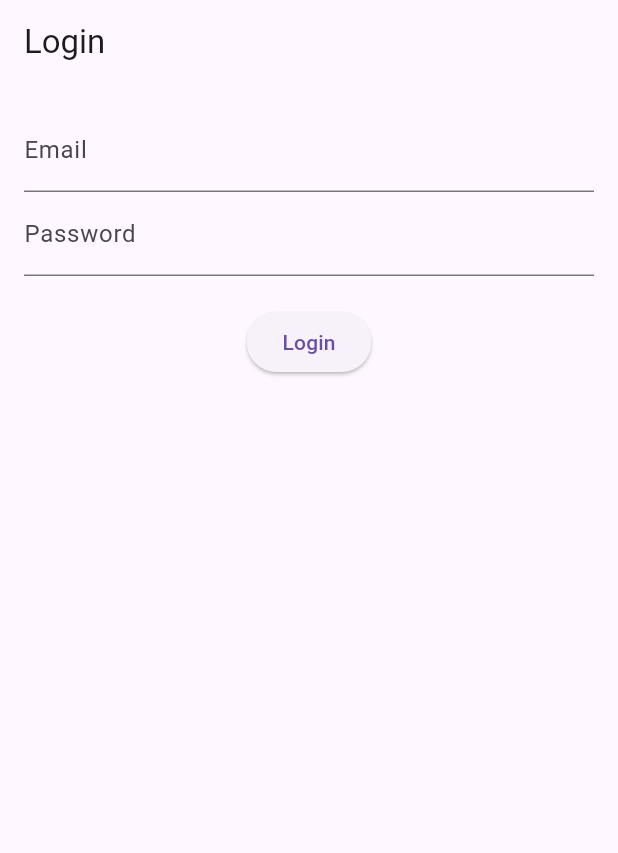
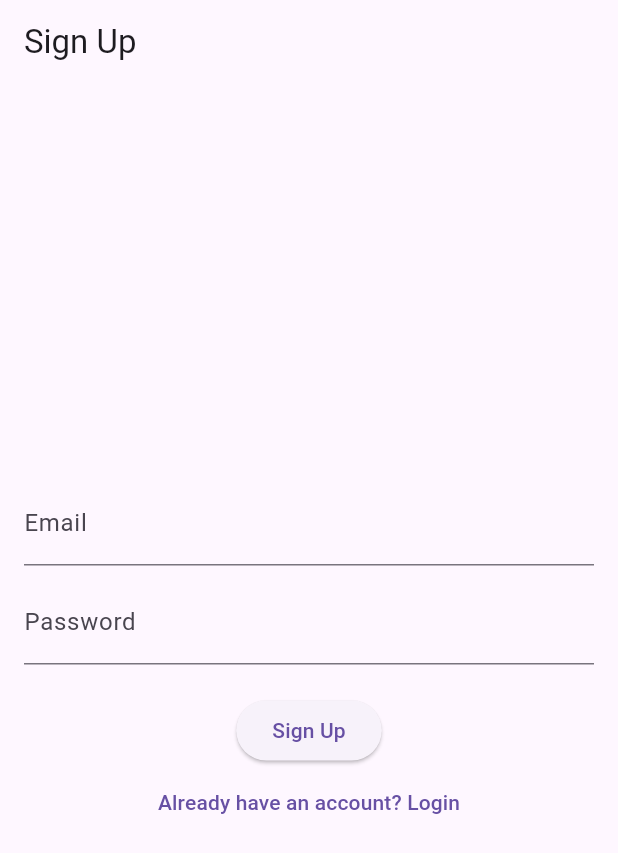
Before and after one commit to komnut/moneymemo, a Flutter app: the screen it shows after launch, on a phone screen of 412 x 824 dp. Shown: the top 853 px of the screen. Run offline on Flutter 3.47's test engine with Material 3 defaults, Android fonts, the phone set to English and light mode, and no system bars; our stand-ins replace cloud_firestore, firebase_auth, firebase_core; accounts and stored records are empty.

Commit message:
Add signup Screen

```diff
--- a/lib/main.dart
+++ b/lib/main.dart
@@ -2,7 +2,7 @@ import 'package:firebase_auth/firebase_auth.dart';
 import 'package:firebase_core/firebase_core.dart';
 import 'package:flutter/material.dart';
 import 'package:money_memo/screens/main_screen.dart';
-import 'package:money_memo/screens/login_screen.dart';
+import 'package:money_memo/screens/signup_screen.dart';
 import 'package:money_memo/services/auth_service.dart';
 import 'package:provider/provider.dart';
 
@@ -20,7 +20,7 @@ class MyApp extends StatelessWidget {
     return StreamProvider<User?>(
       create: (_) => AuthService().userChanges,
       initialData: null,
-      child: const MaterialApp(
+      child: MaterialApp(
         home: AuthWrapper(),
       ),
     );
@@ -29,21 +29,22 @@ class MyApp extends StatelessWidget {
 
 // ตรวจสอบว่าให้ไปหน้าล็อกอินหรือหน้า MainScreen
 class AuthWrapper extends StatelessWidget {
-  const AuthWrapper({super.key});
-
   @override
   Widget build(BuildContext context) {
-    final user = Provider.of<User?>(context);
+    final user = Provider.of<User?>(context); // รับค่าจาก StreamProvider
+
+    print('User status: $user'); // ตรวจสอบว่าค่า User ที่ได้เป็น null หรือไม่
 
     if (user != null) {
       return MainScreen(
-          username:
-              user.email ?? 'Unknown'); // ส่ง username // ผู้ใช้ล็อกอินแล้ว
+          username: user.email ?? 'Unknown'); // ถ้ามีผู้ใช้ล็อกอินแล้ว
     } else {
-      return const LoginScreen(); // ผู้ใช้ยังไม่ได้ล็อกอิน
+      return SignUpScreen(); // ถ้าไม่มีผู้ใช้ให้ไปที่หน้า LoginScreฑen
     }
   }
 }
+
+
 
 
 // import 'package:firebase_core/firebase_core.dart';
--- a/lib/screens/main_screen.dart
+++ b/lib/screens/main_screen.dart
@@ -13,8 +13,9 @@ class MainScreen extends StatelessWidget {
 
   @override
   Widget build(BuildContext context) {
+    print('username : $username');
     return Scaffold(
-      appBar: const AppbarWidget(title: 'Money Memo'),
+      appBar: AppbarWidget(title: 'Welcome, $username'), // แสดงชื่อผู้ใช้
       body: StreamBuilder<List<Memo>>(
         stream: FirestoreService().getUserMemos(username),
         builder: (context, snapshot) {
@@ -54,7 +55,7 @@ class MainScreen extends StatelessWidget {
                       MaterialPageRoute(
                         builder: (context) => EditFormScreen(
                           username: username,
-                          memoId: snapshot.data![index].id, // ส่ง memoId
+                          memoId: snapshot.data![index].id,
                           subject: memo.subject,
                           money: memo.money,
                           provider: memo.provider,
--- /dev/null
+++ b/lib/screens/signup_screen.dart
@@ -0,0 +1,104 @@
+import 'package:flutter/material.dart';
+import 'package:money_memo/services/auth_service.dart';
+import 'login_screen.dart';
+import 'main_screen.dart';
+
+class SignUpScreen extends StatefulWidget {
+  const SignUpScreen({super.key});
+
+  @override
+  _SignUpScreenState createState() => _SignUpScreenState();
+}
+
+class _SignUpScreenState extends State<SignUpScreen> {
+  final _authService = AuthService();
+  final _emailController = TextEditingController();
+  final _passwordController = TextEditingController();
+  bool _isLoading = false; // แสดงสถานะกำลังโหลด
+
+  // ฟังก์ชันสมัครสมาชิก
+  Future<void> _signUp() async {
+    setState(() => _isLoading = true);
+
+    final email = _emailController.text.trim();
+    final password = _passwordController.text.trim();
+
+    try {
+      final user = await _authService.registerWithEmail(email, password);
+      if (user != null) {
+        // ถ้าสมัครสำเร็จ ไปที่หน้า MainScreen พร้อมชื่อผู้ใช้
+        Navigator.pushReplacement(
+          context,
+          MaterialPageRoute(
+            builder: (context) => MainScreen(username: user.email ?? 'User'),
+          ),
+        );
+      } else {
+        _showErrorDialog('Sign Up failed. Please try again.');
+      }
+    } catch (e) {
+      _showErrorDialog(e.toString());
+    } finally {
+      setState(() => _isLoading = false);
+    }
+  }
+
+  // แสดงข้อความแจ้งข้อผิดพลาด
+  void _showErrorDialog(String message) {
+    showDialog(
+      context: context,
+      builder: (context) => AlertDialog(
+        title: const Text('Error'),
+        content: Text(message),
+        actions: [
+          TextButton(
+            onPressed: () => Navigator.of(context).pop(),
+            child: const Text('OK'),
+          ),
+        ],
+      ),
+    );
+  }
+
+  @override
+  Widget build(BuildContext context) {
+    return Scaffold(
+      appBar: AppBar(title: const Text('Sign Up')),
+      body: Padding(
+        padding: const EdgeInsets.all(16.0),
+        child: Column(
+          mainAxisAlignment: MainAxisAlignment.center,
+          children: [
+            TextField(
+              controller: _emailController,
+              decoration: const InputDecoration(labelText: 'Email'),
+              keyboardType: TextInputType.emailAddress,
+            ),
+            const SizedBox(height: 10),
+            TextField(
+              controller: _passwordController,
+              decoration: const InputDecoration(labelText: 'Password'),
+              obscureText: true,
+            ),
+            const SizedBox(height: 20),
+            _isLoading
+                ? const CircularProgressIndicator()
+                : ElevatedButton(
+                    onPressed: _signUp,
+                    child: const Text('Sign Up'),
+                  ),
+            TextButton(
+              onPressed: () {
+                Navigator.pushReplacement(
+                  context,
+                  MaterialPageRoute(builder: (context) => const LoginScreen()),
+                );
+              },
+              child: const Text('Already have an account? Login'),
+            ),
+          ],
+        ),
+      ),
+    );
+  }
+}
```
Also changed, not shown: lib/widgets/appbar.dart (+20 -6 lines).
